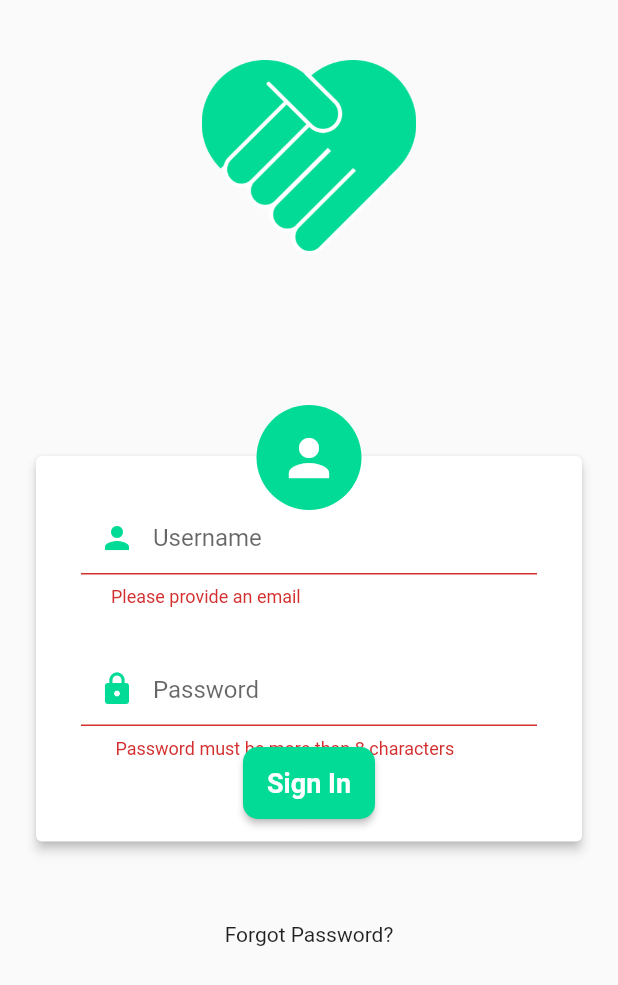
After one commit to Redi22/Flutter_app_challenge, a Flutter app: the SignIn screen opened by its route, after a tap on "Sign In", on a phone screen of 412 x 824 dp. The commit adds this screen. Shown: the top 985 px of the screen. Run offline on Flutter 3.47's test engine with Material 2 defaults, Android fonts, the phone set to English and light mode, and no system bars; our stand-ins replace firebase_auth; accounts and stored records are empty; project files that could hold a hidden picture were left out.

```diff
--- /dev/null
+++ b/lib/UI/Screens/SignIn.dart
@@ -0,0 +1,252 @@
+import 'package:flutter/material.dart';
+import 'package:firebase_auth/firebase_auth.dart';
+import 'package:flutterappchallenge/UI/Screens/Home.dart';
+
+class SignIn extends StatefulWidget {
+  static const String id = "SIGNIN";
+  static final String path = "lib/UI/Screens/SignIn.dart";
+
+  @override
+  _SignInState createState() => _SignInState();
+}
+
+class _SignInState extends State<SignIn> {
+  final FirebaseAuth _auth = FirebaseAuth.instance;
+  String _email, _password;
+
+  GlobalKey<FormState> _formKey = GlobalKey<FormState>();
+
+  @override
+  Widget build(BuildContext context) {
+    return Scaffold(
+      body: Form(
+        key: _formKey,
+        child: ListView(
+          children: <Widget>[
+            Padding(
+              padding: const EdgeInsets.only(top: 40.0),
+              child: Image.asset("Assets/Images/heart icon.png",
+                  width: 100, height: 130, fit: BoxFit.fitHeight),
+            ),
+            Stack(
+              children: <Widget>[
+                Padding(
+                  padding: const EdgeInsets.only(
+                      top: 130.0, left: 20.0, right: 20.0),
+                  child: Card(
+                    elevation: 3.0,
+                    child: Column(
+                      children: <Widget>[
+                        SizedBox(
+                          height: 30,
+                        ),
+                        Padding(
+                          padding: EdgeInsets.symmetric(
+                            horizontal: 30.0,
+                          ),
+                          child: TextFormField(
+                            onSaved: (input) => _email = input,
+                            validator: (input) {
+                              if (input.isEmpty) {
+                                return "Please provide an email";
+                              }
+                              return null;
+                            },
+                            decoration: InputDecoration(
+                              hintText: "Username",
+                              prefixIcon: Icon(
+                                Icons.person,
+                                color: Color(0xff02DB96),
+                              ),
+                              contentPadding: EdgeInsets.symmetric(
+                                  horizontal: 20, vertical: 15),
+                            ),
+                          ),
+                        ),
+                        SizedBox(
+                          height: 30,
+                        ),
+                        Padding(
+                          padding: EdgeInsets.only(
+                              left: 30.0, right: 30.0, bottom: 55.0),
+                          child: TextFormField(
+                            validator: (input) {
+                              if (input.length < 8) {
+                                return " Password must be more than 8 characters";
+                              }
+                              return null;
+                            },
+                            onSaved: (input) => _password = input,
+                            decoration: InputDecoration(
+                              hintText: "Password",
+                              prefixIcon: Icon(
+                                Icons.lock,
+                                color: Color(0xff02DB96),
+                              ),
+                              contentPadding: EdgeInsets.symmetric(
+                                  horizontal: 20, vertical: 15),
+                            ),
+                          ),
+                        ),
+                      ],
+                    ),
+                  ),
+                ),
+                Padding(
+                  padding: const EdgeInsets.only(top: 328.0),
+                  child: Container(
+                    alignment: Alignment.topCenter,
+                    padding: new EdgeInsets.only(right: 20.0, left: 20.0),
+                    child: Material(
+                        elevation: 2.0,
+                        borderRadius: BorderRadius.all(Radius.circular(10)),
+                        color: Color(0xff02DB96),
+                        child: FlatButton(
+                            onPressed: () {
+                              signIn();
+                            },
+                            child: Text(
+                              "Sign In",
+                              style: TextStyle(
+                                  color: Colors.white,
+                                  fontWeight: FontWeight.w700,
+                                  fontSize: 18),
+                            ))),
+                  ),
+                ),
+                Positioned(
+                  top: 100,
+                  left: 100,
+                  right: 100,
+                  child: CircleAvatar(
+                    backgroundColor: Color(0xff02DB96),
+                    radius: 35,
+                    child: Icon(
+                      Icons.person,
+                      color: Colors.white,
+                      size: 40.0,
+                    ),
+                  ),
+                ),
+              ],
+            ),
+            SizedBox(
+              height: 50,
+            ),
+            Center(
+                child: InkWell(
+              onTap: () {},
+              child: Text("Forgot Password?"),
+            )),
+          ],
+        ),
+      ),
+    );
+  }
+
+  Future<void> signIn() async {
+    final formState = _formKey.currentState;
+
+    if (formState.validate()) {
+      formState.save();
+      print(_email);
+      try {
+        await FirebaseAuth.instance.signInWithEmailAndPassword(
+            email: _email?.trim(), password: _password);
+        FirebaseUser user = await FirebaseAuth.instance.currentUser();
+        print(user.displayName);
+        Navigator.of(context).push(MaterialPageRoute(
+            builder: (_) => Home(
+                  username: user.email,
+                  userId: user.uid,
+                )));
+      } catch (e) {
+        print(e.message);
+      }
+    }
+  }
+}
+
+class FirstWaveCliper extends CustomClipper<Path> {
+  @override
+  Path getClip(Size size) {
+    final path = Path();
+    path.lineTo(0.0, size.height - 50);
+
+    var firstEndPoint = Offset(size.width * 0.6, size.height - 75);
+    var firstControlPoint = Offset(size.width * 0.25, size.height - 100);
+    path.quadraticBezierTo(firstControlPoint.dx, firstControlPoint.dy,
+        firstEndPoint.dx, firstEndPoint.dy);
+
+    var secondEndPoint = Offset(size.width, size.height - 60);
+    var secondControlPoint = Offset(size.width * 0.84, size.height - 50);
+    path.quadraticBezierTo(secondControlPoint.dx, secondControlPoint.dy,
+        secondEndPoint.dx, secondEndPoint.dy);
+    path.lineTo(size.width, size.height);
+    path.lineTo(size.width, 0);
+    path.close();
+
+    return path;
+  }
+
+  @override
+  bool shouldReclip(CustomClipper<Path> oldClipper) {
+    return false;
+  }
+}
+
+class ThirdWaveCliper extends CustomClipper<Path> {
+  @override
+  Path getClip(Size size) {
+    final path = Path();
+    path.lineTo(0.0, size.height - 50);
+
+    var firstEndPoint = Offset(size.width * 0.6, size.height - 65);
+    var firstControlPoint = Offset(size.width * 0.25, size.height - 100);
+    path.quadraticBezierTo(firstControlPoint.dx, firstControlPoint.dy,
+        firstEndPoint.dx, firstEndPoint.dy);
+
+    var secondEndPoint = Offset(size.width, size.height - 40);
+    var secondControlPoint = Offset(size.width * 0.84, size.height - 30);
+    path.quadraticBezierTo(secondControlPoint.dx, secondControlPoint.dy,
+        secondEndPoint.dx, secondEndPoint.dy);
+    path.lineTo(size.width, size.height);
+    path.lineTo(size.width, 0);
+    path.close();
+
+    return path;
+  }
+
+  @override
+  bool shouldReclip(CustomClipper<Path> oldClipper) {
+    return false;
+  }
+}
+
+class SecondWaveCliper extends CustomClipper<Path> {
+  @override
+  Path getClip(Size size) {
+    final path = Path();
+    path.lineTo(0.0, size.height - 50);
+
+    var firstEndPoint = Offset(size.width * 0.7, size.height - 40);
+    var firstControlPoint = Offset(size.width * 0.25, size.height);
+    path.quadraticBezierTo(firstControlPoint.dx, firstControlPoint.dy,
+        firstEndPoint.dx, firstEndPoint.dy);
+
+    var secondEndPoint = Offset(size.width, size.height - 45);
+    var secondControlPoint = Offset(size.width * 0.84, size.height - 50);
+    path.quadraticBezierTo(secondControlPoint.dx, secondControlPoint.dy,
+        secondEndPoint.dx, secondEndPoint.dy);
+    path.lineTo(size.width, size.height);
+    path.lineTo(size.width, 0);
+    path.close();
+
+    return path;
+  }
+
+  @override
+  bool shouldReclip(CustomClipper<Path> oldClipper) {
+    return false;
+  }
+}
--- a/pubspec.yaml
+++ b/pubspec.yaml
@@ -44,8 +44,8 @@ flutter:
   uses-material-design: true
 
   # To add assets to your application, add an assets section, like this:
-  # assets:
-  #  - images/a_dot_burr.jpeg
+  assets:
+    - Assets/Images/heart icon.png
   #  - images/a_dot_ham.jpeg
 
   # An image asset can refer to one or more resolution-specific "variants", see
```
Also changed, not shown: lib/UI/Screens/Home.dart (added, +17 -0 lines), lib/UI/Screens/SignUp.dart (added, +332 -0 lines), lib/main.dart (+12 -1 lines), Assets/Images/heart icon.png (added), Assets/Images/heart icon.svg (added).
